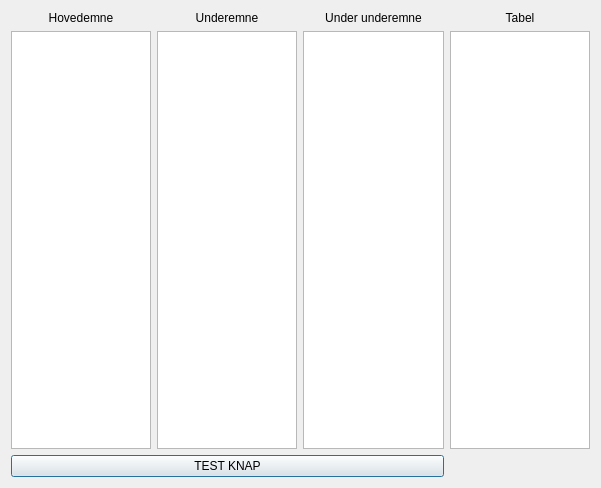
The window that statistikbanken_dialog_base.ui (regiongis/statistikbanken) describes before a commit, drawn with Qt 5.
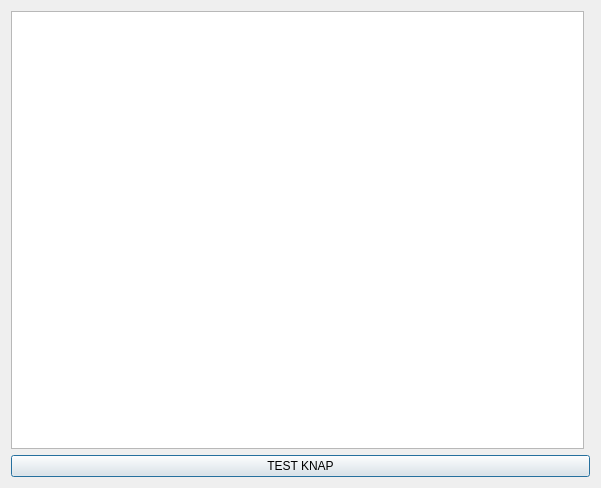
The same window after the commit.

Commit message: Listevinduer erstattet med et treewidget

```diff
--- a/statistikbanken_dialog_base.ui
+++ b/statistikbanken_dialog_base.ui
@@ -14,63 +14,23 @@
    <string>Statistikbanken</string>
   </property>
   <layout class="QGridLayout" name="gridLayout">
-   <item row="1" column="1">
-    <widget class="QListWidget" name="listWidget_2"/>
-   </item>
-   <item row="2" column="0" colspan="3">
+   <item row="1" column="0" colspan="2">
     <widget class="QPushButton" name="pushButton">
      <property name="text">
       <string>TEST KNAP</string>
      </property>
     </widget>
    </item>
-   <item row="1" column="2">
-    <widget class="QListWidget" name="listWidget_3"/>
-   </item>
-   <item row="1" column="0">
-    <widget class="QListWidget" name="listWidget"/>
-   </item>
-   <item row="1" column="3">
-    <widget class="QListWidget" name="listWidget_4"/>
-   </item>
    <item row="0" column="0">
-    <widget class="QLabel" name="label">
-     <property name="text">
-      <string>Hovedemne</string>
-     </property>
-     <property name="alignment">
-      <set>Qt::AlignCenter</set>
-     </property>
-    </widget>
-   </item>
-   <item row="0" column="1">
-    <widget class="QLabel" name="label_2">
-     <property name="text">
-      <string>Underemne</string>
-     </property>
-     <property name="alignment">
-      <set>Qt::AlignCenter</set>
-     </property>
-    </widget>
-   </item>
-   <item row="0" column="2">
-    <widget class="QLabel" name="label_3">
-     <property name="text">
-      <string>Under underemne</string>
-     </property>
-     <property name="alignment">
-      <set>Qt::AlignCenter</set>
-     </property>
-    </widget>
-   </item>
-   <item row="0" column="3">
-    <widget class="QLabel" name="label_4">
-     <property name="text">
-      <string>Tabel</string>
-     </property>
-     <property name="alignment">
-      <set>Qt::AlignCenter</set>
-     </property>
+    <widget class="QTreeWidget" name="treeWidget">
+     <attribute name="headerVisible">
+      <bool>false</bool>
+     </attribute>
+     <column>
+      <property name="text">
+       <string notr="true">1</string>
+      </property>
+     </column>
     </widget>
    </item>
   </layout>
```
